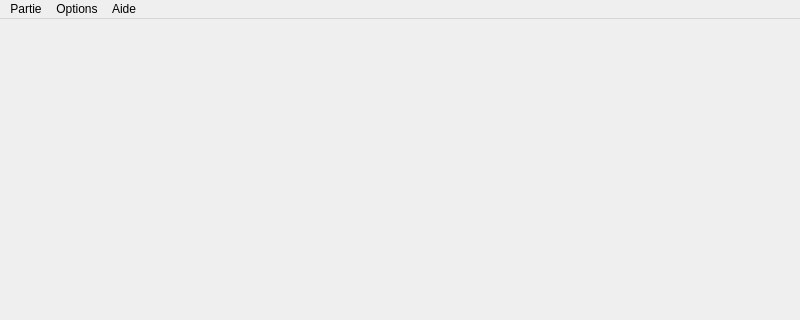
Old version of the form fenetre.ui in the repository libcg/TowerDefense; both pictures show x 0 to 800 and y 0 to 320 of the 800 by 600 pixel window.
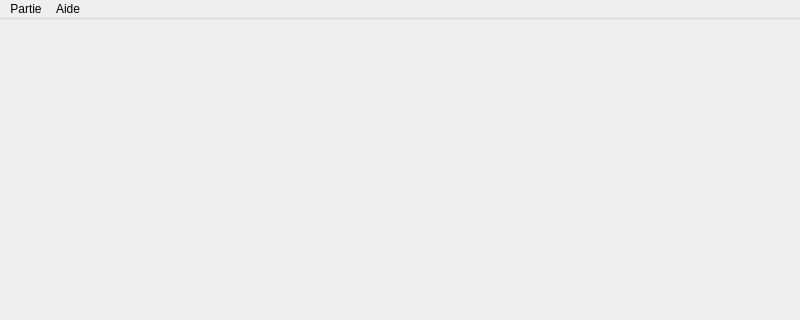
New version of the form.

Diff of the .ui file:
```diff
--- a/fenetre.ui
+++ b/fenetre.ui
@@ -38,18 +38,12 @@
     <addaction name="separator"/>
     <addaction name="actionRecommencer"/>
    </widget>
-   <widget class="QMenu" name="menuPartie">
-    <property name="title">
-     <string>Options</string>
-    </property>
-   </widget>
    <widget class="QMenu" name="menuAide">
     <property name="title">
      <string>Aide</string>
     </property>
    </widget>
    <addaction name="menuFichier"/>
-   <addaction name="menuPartie"/>
    <addaction name="menuAide"/>
   </widget>
   <action name="actionNouvellePartie">
```
Left out of the diff: 6 changed lines with no effect on the pictures.
